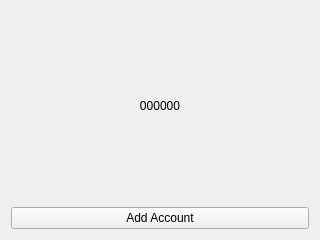
Qt form otp_window.ui (olejatorqq/otp-mfa) before a commit.
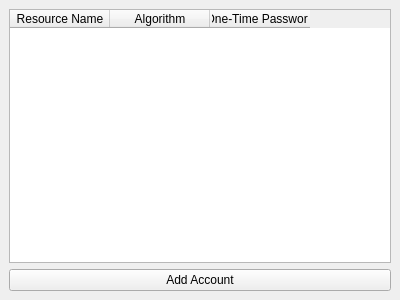
The same form after that commit.

Commit message: Added user accounts

```diff
--- a/otp_window.ui
+++ b/otp_window.ui
@@ -1,27 +1,37 @@
 <?xml version="1.0" encoding="UTF-8"?>
 <ui version="4.0">
- <class>OtpWindow</class>
- <widget class="QWidget" name="OtpWindow">
+ <class>OTPWindow</class>
+ <widget class="QMainWindow" name="OTPWindow">
   <property name="geometry">
    <rect>
     <x>0</x>
     <y>0</y>
-    <width>320</width>
-    <height>240</height>
+    <width>400</width>
+    <height>300</height>
    </rect>
   </property>
   <property name="windowTitle">
    <string>OTP Generator</string>
   </property>
+  <widget class="QWidget" name="centralwidget">
   <layout class="QVBoxLayout" name="verticalLayout">
    <item>
-    <widget class="QLabel" name="otpLabel">
-     <property name="alignment">
-      <set>Qt::AlignCenter</set>
-     </property>
+     <widget class="QTableWidget" name="accountsTableWidget">
+      <column>
+       <property name="text">
+        <string>Resource Name</string>
+       </property>
+      </column>
+      <column>
      <property name="text">
-      <string>000000</string>
-     </property>
+        <string>Algorithm</string>
+       </property>
+      </column>
+      <column>
+       <property name="text">
+        <string>One-Time Password</string>
+       </property>
+      </column>
     </widget>
    </item>
    <item>
@@ -32,6 +42,7 @@
     </widget>
    </item>
   </layout>
+  </widget>
  </widget>
  <resources/>
  <connections/>
```
Left out of the diff: 2 changed lines with no effect on the pictures. Lines whose indentation alone changed are shown as unchanged. The commit also changes 194 other files.
